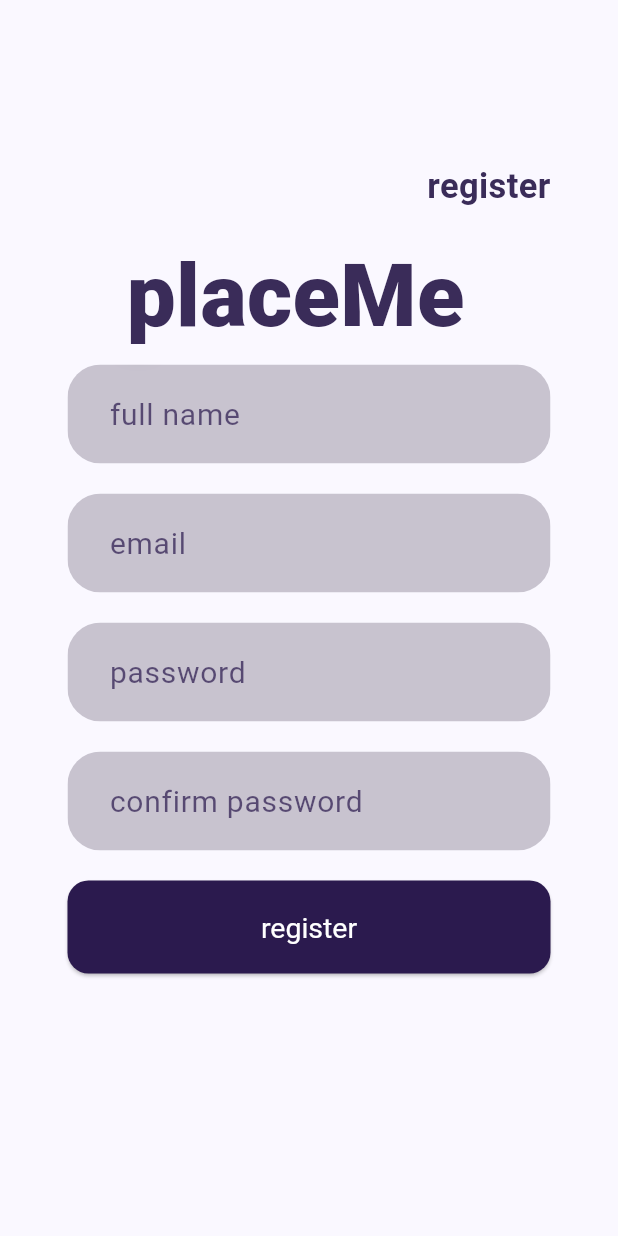
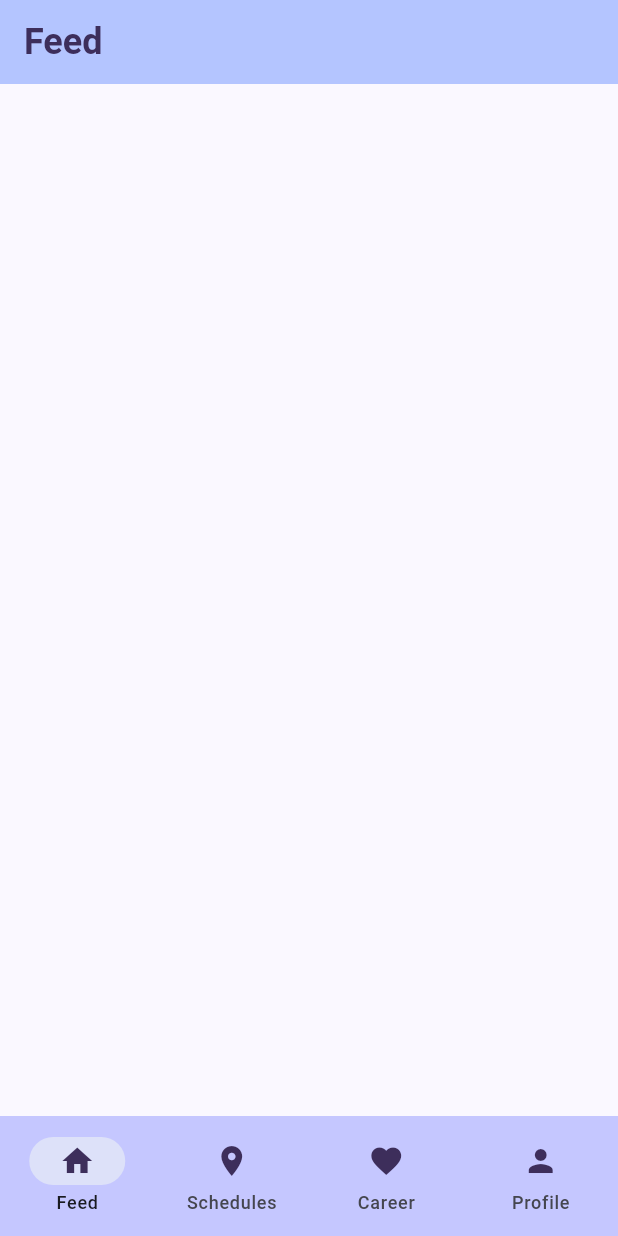
Before and after one commit to SephinSE/PlaceMe-Make-A-Ton-7.0, a Flutter app: the screen it shows after launch, on a phone screen of 412 x 824 dp. Run offline on Flutter 3.47's test engine with Material 3 defaults, Android fonts, the phone set to English and light mode, and no system bars; our stand-ins replace go_router, google_fonts; Roboto replaces fonts that are missing (Roboto Flex).

Commit message:
created frontend pages setup

```diff
--- a/frontend/lib/app_state.dart
+++ b/frontend/lib/app_state.dart
@@ -3,8 +3,13 @@ import 'package:flutter/material.dart';
 import 'package:provider/provider.dart';
 
 class ApplicationState extends ChangeNotifier {
-  ApplicationState() {
+  String? errorMessage = '';
 
+  int _selectedIndex = 0;
+  int get selectedIndex => _selectedIndex;
+
+  void onNavBarTap(index) {
+    _selectedIndex = index;
+    notifyListeners();
   }
-  String? errorMessage = '';
 }
--- /dev/null
+++ b/frontend/lib/appbar/appbar.dart
@@ -0,0 +1,33 @@
+import 'package:flutter/material.dart';
+import '../styles.dart';
+
+class PlaceMeAppbar extends StatelessWidget implements PreferredSizeWidget {
+
+  const PlaceMeAppbar({
+    super.key,
+    required this.title,
+    this.actions,
+  });
+
+  final String title;
+  final List<Widget>? actions;
+
+  @override
+  Widget build(BuildContext context) {
+    final textStyle = AppStyles.textStyle;
+
+    return AppBar(
+      backgroundColor: Theme.of(context).colorScheme.inversePrimary,
+      title: Text(title),
+      titleTextStyle: textStyle.copyWith(
+        fontSize: 24,
+        fontWeight: FontWeight.w700,
+      ),
+      actions: actions,
+    );
+  }
+
+  @override
+  Size get preferredSize => const Size.fromHeight(kToolbarHeight);
+
+}
--- /dev/null
+++ b/frontend/lib/appbar/navbar.dart
@@ -0,0 +1,32 @@
+import 'package:flutter/material.dart';
+import 'package:provider/provider.dart';
+import '/app_state.dart';
+
+import '../styles.dart';
+
+class PlaceMeNavBar extends StatefulWidget{
+  const PlaceMeNavBar({super.key});
+
+  @override
+  State<PlaceMeNavBar> createState() => _PlaceMeNavBarState();
+}
+
+class _PlaceMeNavBarState extends State<PlaceMeNavBar> {
+  @override
+  Widget build(BuildContext context) {
+    Color color = AppStyles.placeMeColor;
+    bool isAdmin = false;
+
+    return NavigationBar(
+      destinations: [
+        NavigationDestination(icon: Icon(Icons.home, color: color), label: 'Feed'),
+        isAdmin ? NavigationDestination(icon: Icon(Icons.add_box, color: color), label: 'Post') : NavigationDestination(icon: Icon(Icons.location_on, color: color), label: 'Schedules'),
+        NavigationDestination(icon: Icon(Icons.favorite, color: color), label: 'Career'),
+        NavigationDestination(icon: Icon(Icons.person, color: color), label: 'Profile'),
+      ],
+      backgroundColor: AppStyles.onPlaceMeColor,
+      selectedIndex: Provider.of<ApplicationState>(context).selectedIndex,
+      onDestinationSelected: Provider.of<ApplicationState>(context, listen: false).onNavBarTap,
+    );
+  }
+}
--- /dev/null
+++ b/frontend/lib/home_page.dart
@@ -0,0 +1,27 @@
+import 'package:flutter/material.dart';
+import 'package:provider/provider.dart';
+
+import '../app_state.dart';
+import './pages/feed.dart';
+import '../pages/career.dart';
+import '../pages/post.dart';
+import '../pages/schedules.dart';
+import '../pages/profile.dart';
+
+class MyHomePage extends StatelessWidget {
+  const MyHomePage({
+    super.key,
+  });
+
+  final List<Widget> pages =  const [
+    PlaceMeFeedPage(),
+    PlaceMeSchedulesPage(),
+    PlaceMeCareerPage(),
+    PlaceMeProfilePage(),
+  ];
+
+  @override
+  Widget build(BuildContext context) {
+    return pages[context.watch<ApplicationState>().selectedIndex];
+  }
+}
--- a/frontend/lib/main.dart
+++ b/frontend/lib/main.dart
@@ -4,8 +4,13 @@ import 'package:google_fonts/google_fonts.dart';
 import 'app_state.dart';
 import 'package:go_router/go_router.dart';
 import 'auth_page.dart';
-import 'package:http/http.dart' as http;
-import 'dart:convert';
+import 'home_page.dart';
+import 'pages/feed.dart';
+import 'pages/post.dart';
+import 'pages/schedules.dart';
+import 'pages/career.dart';
+import 'pages/profile.dart';
+import 'pages/edit_profile.dart';
 
 Future<void> main() async {
   WidgetsFlutterBinding.ensureInitialized();
@@ -20,11 +25,47 @@ Future<void> main() async {
 final GoRouter _router = GoRouter(
     routes: [
       GoRoute(
-          path: '/',
-          builder: (context, state) {
-            return const PlaceMeAuthPage();
-          }
-      )
+        path: '/',
+        builder: (context, state) {
+          //return const PlaceMeAuthPage();
+          return const MyHomePage();
+        },
+        routes: [
+          GoRoute(
+              path: 'schedules',
+              builder: (context, state) {
+                return const PlaceMeSchedulesPage();
+              }
+          ),
+          GoRoute(
+              path: 'post',
+              builder: (context, state) {
+                return const PlaceMePostPage();
+              }
+          ),
+          GoRoute(
+              path: 'career',
+              builder: (context, state) {
+                return const PlaceMeCareerPage();
+              }
+          ),
+          GoRoute(
+              path: 'profile',
+              builder: (context, state) {
+                return const PlaceMeProfilePage();
+              },
+              routes: [
+                GoRoute(
+                    path: 'edit_profile',
+                    builder: (context, state) {
+                      return const PlaceMeEditProfilePage();
+                    }
+                )
+              ]
+          ),
+        ]
+
+      ),
     ]
 );
 
--- /dev/null
+++ b/frontend/lib/pages/feed.dart
@@ -0,0 +1,19 @@
+import 'package:flutter/material.dart';
+
+import '../appbar/appbar.dart';
+import '../appbar/navbar.dart';
+
+class PlaceMeFeedPage extends StatelessWidget {
+  const PlaceMeFeedPage({super.key});
+
+  @override
+  Widget build(BuildContext context) {
+    return const Scaffold(
+      appBar: PlaceMeAppbar(
+        title: 'Feed',
+      ),
+      body: SizedBox(height: 50),
+      bottomNavigationBar: PlaceMeNavBar(),
+    );
+  }
+}
--- a/frontend/lib/styles.dart
+++ b/frontend/lib/styles.dart
@@ -1,14 +1,14 @@
 import 'package:flutter/material.dart';
 
 class AppStyles {
-  static Color thistleColor = const Color(0xFF3D2E5B);
-  static Color thistleColor2 = const Color(0xFF2B1A4E);
-  static Color onThistleColor = const Color(0xFFC5C7FF);
+  static Color placeMeColor = const Color(0xFF3D2E5B);
+  static Color placeMeColor2 = const Color(0xFF2B1A4E);
+  static Color onPlaceMeColor = const Color(0xFFC5C7FF);
 
   static TextStyle textStyle = TextStyle(
     fontFamily: 'Roboto Flex',
     fontWeight: FontWeight.w400,
-    color: thistleColor,
+    color: placeMeColor,
     fontSize: 17,
   );
   static InputDecoration formStyle = InputDecoration(
```
Also changed, not shown: frontend/lib/auth_page.dart (+16 -5 lines), frontend/lib/pages/career.dart (added, +19 -0 lines), frontend/lib/pages/edit_profile.dart (added, +19 -0 lines), frontend/lib/pages/post.dart (added, +11 -0 lines), frontend/lib/pages/profile.dart (added, +85 -0 lines), frontend/lib/pages/schedules.dart (added, +19 -0 lines).
